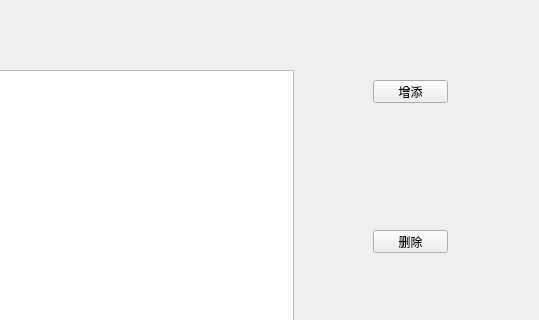
First picture: the form in Admin.ui, repository Arsene-W/SQLCD, before the edit; both pictures show x 187 to 726 and y 0 to 320 of the 726 by 612 pixel window.
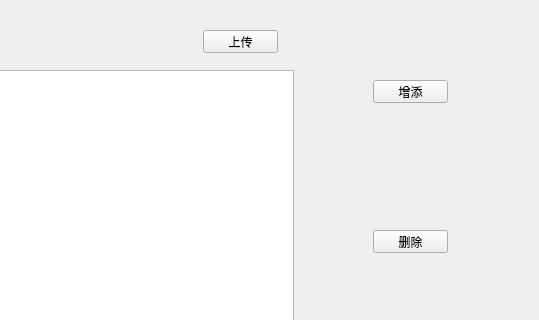
Second picture: the form after the edit.

The edit to the form file:
```diff
--- a/Admin.ui
+++ b/Admin.ui
@@ -98,6 +98,19 @@
      </rect>
     </property>
    </widget>
+   <widget class="QPushButton" name="pushButton_5">
+    <property name="geometry">
+     <rect>
+      <x>390</x>
+      <y>30</y>
+      <width>75</width>
+      <height>23</height>
+     </rect>
+    </property>
+    <property name="text">
+     <string>上传</string>
+    </property>
+   </widget>
   </widget>
   <widget class="QStatusBar" name="statusbar"/>
  </widget>
```
